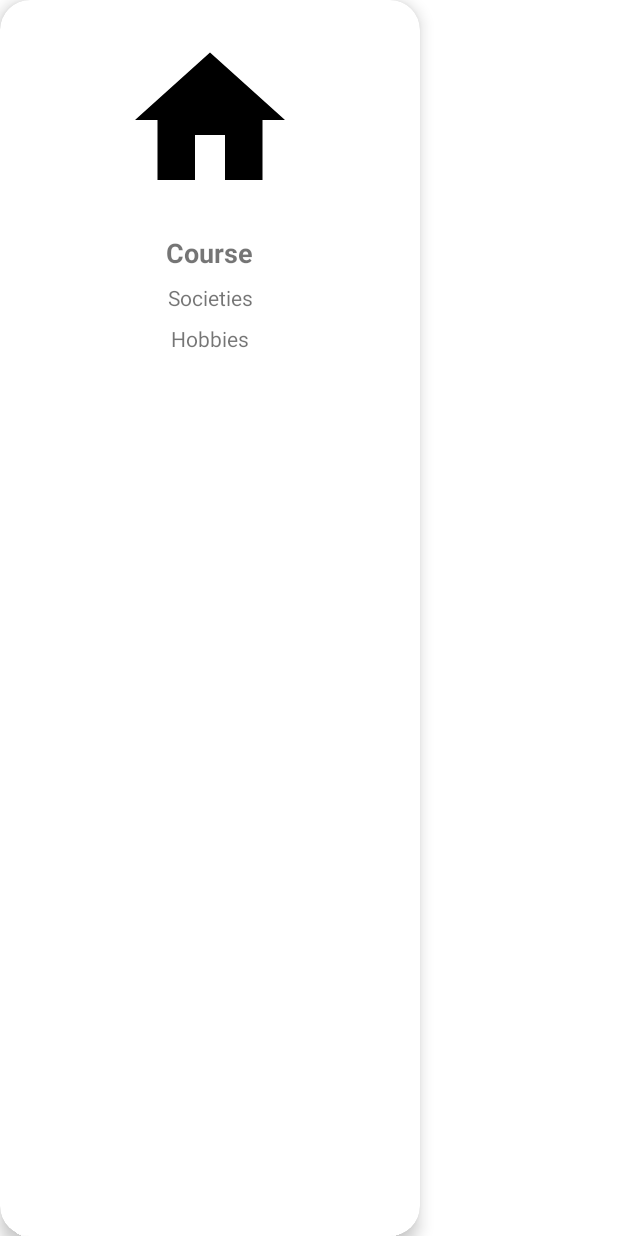
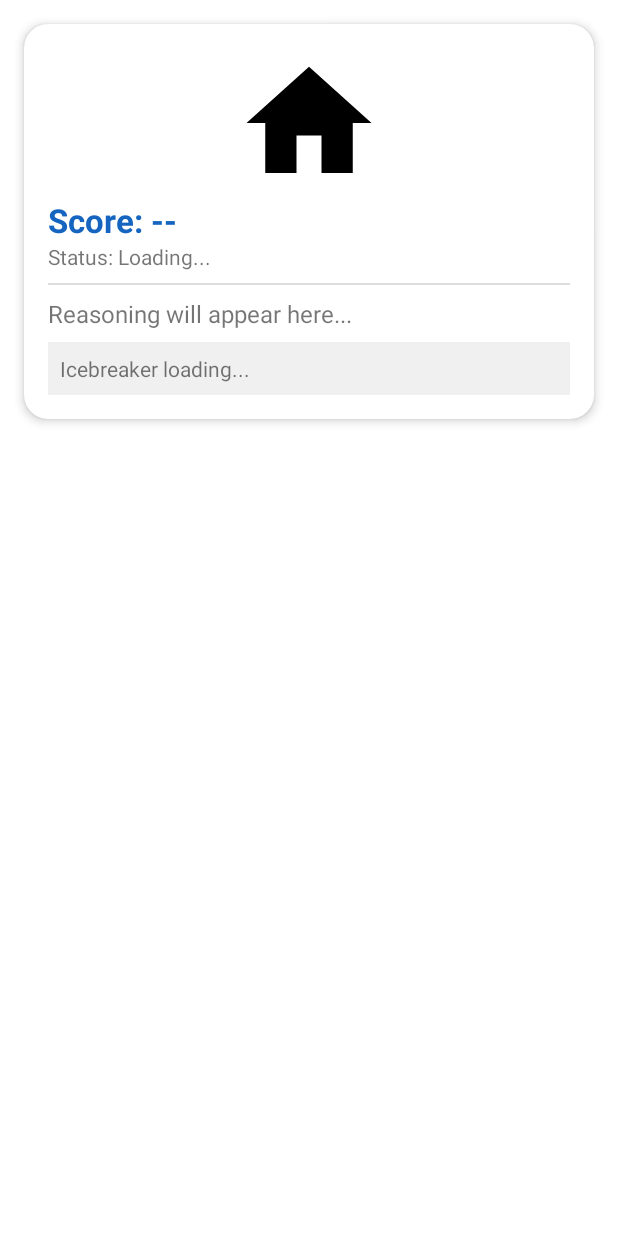
Before and after one commit to Foxy8750/BathChat, an Android app: the layout item_profile_card.xml on its own in the app's theme, with its tools: preview values and no code run, on a phone screen of 412 x 824 dp. Run offline under Robolectric (Android 15) with nearby library versions, the light colour scheme and no system bars.

Commit message:
New shit

```diff
--- a/app/src/main/java/com/example/bathchat/CourseInfoFetcher.java
+++ b/app/src/main/java/com/example/bathchat/CourseInfoFetcher.java
@@ -1,4 +1,6 @@
 package com.example.bathchat;
+
+import com.example.bathchat.R;
 
 import android.content.Context;
 import android.os.Handler;
--- a/app/src/main/java/com/example/bathchat/HeadlineFetcher.java
+++ b/app/src/main/java/com/example/bathchat/HeadlineFetcher.java
@@ -1,4 +1,6 @@
 package com.example.bathchat;
+
+import com.example.bathchat.R;
 
 import android.content.Context;
 import android.os.Handler;
--- a/app/src/main/res/layout/item_profile_card.xml
+++ b/app/src/main/res/layout/item_profile_card.xml
@@ -1,53 +1,64 @@
 <?xml version="1.0" encoding="utf-8"?>
-<com.google.android.material.card.MaterialCardView
+<androidx.cardview.widget.CardView
     xmlns:android="http://schemas.android.com/apk/res/android"
     xmlns:app="http://schemas.android.com/apk/res-auto"
-    android:layout_width="280dp"
-    android:layout_height="match_parent"
-    android:layout_marginEnd="16dp"
-    app:cardCornerRadius="20dp"
-    app:cardElevation="6dp"
-    android:backgroundTint="@android:color/white">
+    android:layout_width="match_parent"
+    android:layout_height="wrap_content"
+    android:layout_margin="16dp"
+    app:cardCornerRadius="16dp"
+    app:cardElevation="4dp">
 
     <LinearLayout
         android:layout_width="match_parent"
-        android:layout_height="match_parent"
+        android:layout_height="wrap_content"
         android:orientation="vertical"
-        android:padding="20dp"
-        android:gravity="center_horizontal">
+        android:padding="16dp">
 
         <ImageView
             android:id="@+id/imgProfile"
-            android:layout_width="120dp"
-            android:layout_height="120dp"
-            android:layout_marginBottom="16dp"
-            android:src="@drawable/ic_home_black_24dp"
-            android:scaleType="centerCrop" />
+            android:layout_width="100dp"
+            android:layout_height="100dp"
+            android:layout_gravity="center"
+            android:src="@drawable/ic_home_black_24dp" />
 
         <TextView
-            android:id="@+id/tvCourse"
+            android:id="@+id/match_score"
             android:layout_width="wrap_content"
             android:layout_height="wrap_content"
-            android:text="Course"
+            android:textSize="22sp"
             android:textStyle="bold"
-            android:textSize="18sp"
-            android:layout_marginBottom="8dp" />
+            android:textColor="@color/blue_primary"
+            android:text="Score: --" />
 
         <TextView
-            android:id="@+id/tvSocieties"
+            android:id="@+id/status"
+            android:layout_width="wrap_content"
+            android:layout_height="wrap_content"
+            android:text="Status: Loading..."
+            android:textSize="14sp" />
+
+        <View
+            android:layout_width="match_parent"
+            android:layout_height="1dp"
+            android:background="#DDDDDD"
+            android:layout_marginVertical="8dp"/>
+
+        <TextView
+            android:id="@+id/ai_reason"
             android:layout_width="match_parent"
             android:layout_height="wrap_content"
-            android:text="Societies"
-            android:textAlignment="center"
-            android:layout_marginBottom="8dp" />
+            android:text="Reasoning will appear here..."
+            android:textSize="16sp" />
 
         <TextView
-            android:id="@+id/tvHobbies"
+            android:id="@+id/ai_icebreaker"
             android:layout_width="match_parent"
             android:layout_height="wrap_content"
-            android:text="Hobbies"
-            android:textAlignment="center" />
+            android:layout_marginTop="8dp"
+            android:padding="8dp"
+            android:background="#F0F0F0"
+            android:text="Icebreaker loading..."
+            android:fontStyle="italic" />
 
     </LinearLayout>
-
-</com.google.android.material.card.MaterialCardView>
+</androidx.cardview.widget.CardView>
```
Also changed, not shown: app/src/main/java/com/example/bathchat/DiscoverActivity.java (+77 -30 lines), app/src/main/java/com/example/bathchat/MainActivity.java (+24 -15 lines), app/src/main/java/com/example/bathchat/Profile.java (+16 -8 lines), app/src/main/java/com/example/bathchat/ProfileAdapter.java (+17 -12 lines), app/src/main/java/com/example/bathchat/ui/community/CommunityFragment.java (+29 -1 lines).
